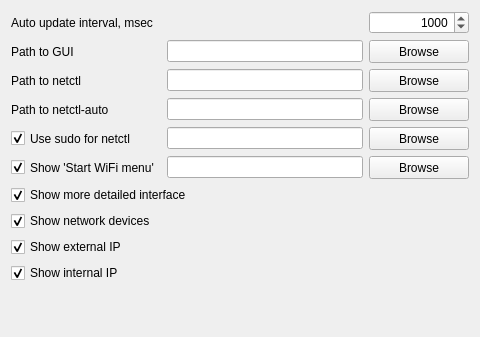
The window that sources/plasmoid/widget.ui (arcan1s/netctl-gui) describes before a commit, drawn with Qt 5.
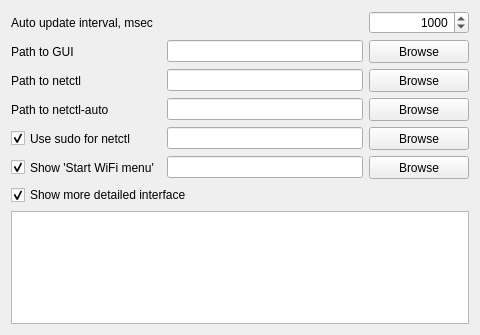
The same window after the commit.

Patch:
```diff
--- a/sources/plasmoid/widget.ui
+++ b/sources/plasmoid/widget.ui
@@ -7,7 +7,7 @@
     <x>0</x>
     <y>0</y>
     <width>480</width>
-    <height>337</height>
+    <height>335</height>
    </rect>
   </property>
   <property name="minimumSize">
@@ -260,32 +260,16 @@
     </widget>
    </item>
    <item>
-    <widget class="QCheckBox" name="checkBox_showNetDev">
-     <property name="text">
-      <string>Show network devices</string>
-     </property>
-     <property name="checked">
-      <bool>true</bool>
-     </property>
-    </widget>
-   </item>
-   <item>
-    <widget class="QCheckBox" name="checkBox_showExtIp">
-     <property name="text">
-      <string>Show external IP</string>
-     </property>
-     <property name="checked">
-      <bool>true</bool>
-     </property>
-    </widget>
-   </item>
-   <item>
-    <widget class="QCheckBox" name="checkBox_showIntIp">
-     <property name="text">
-      <string>Show internal IP</string>
-     </property>
-     <property name="checked">
-      <bool>true</bool>
+    <widget class="QPlainTextEdit" name="textEdit">
+     <property name="toolTip">
+      <string>$current - current profile name
+$extip - external IPv4
+$extip6 - external IPv6
+$interfaces - list of the network interfaces
+$intip - internal IPv4
+$intip6 - internal IPv6
+$profiles - list of the netctl profiles
+$status - current profile status (static/enabled)</string>
      </property>
     </widget>
    </item>
```
